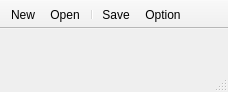
Before: the Qt Designer form vue.ui in CDZo/Project-Takuzu, drawn with Qt 5.
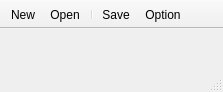
After: the same form once the commit is applied.

```diff
--- a/vue.ui
+++ b/vue.ui
@@ -6,7 +6,7 @@
    <rect>
     <x>0</x>
     <y>0</y>
-    <width>228</width>
+    <width>223</width>
     <height>92</height>
    </rect>
   </property>
```
Left out of the diff: 2 changed lines with no effect on the pictures.
